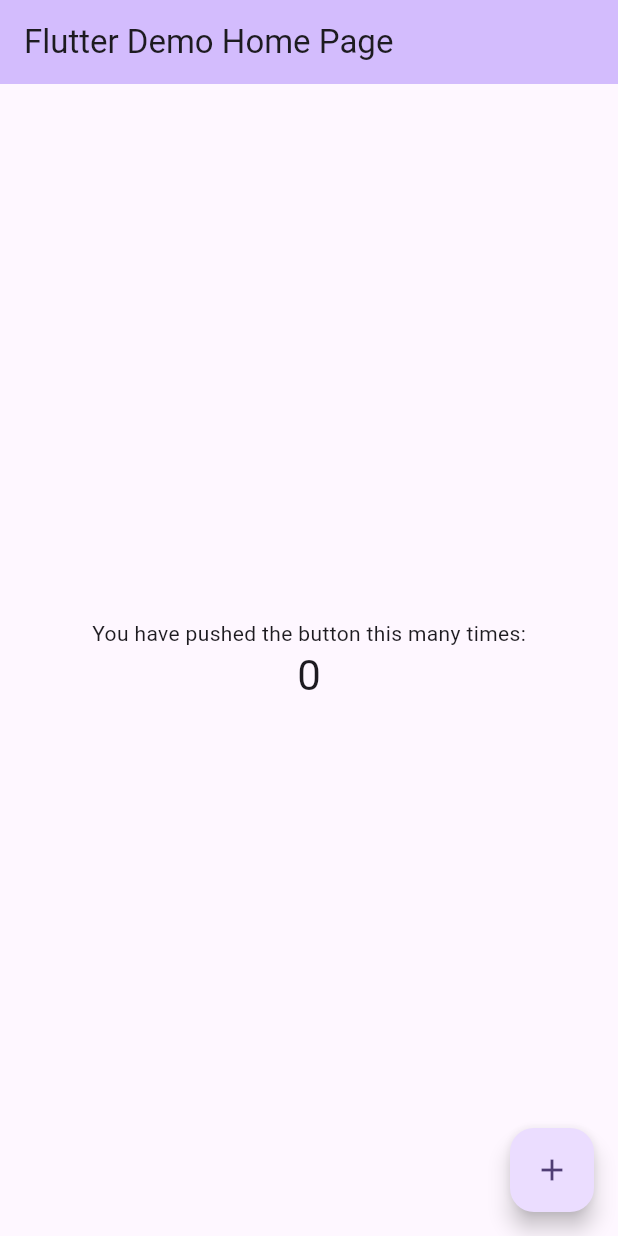
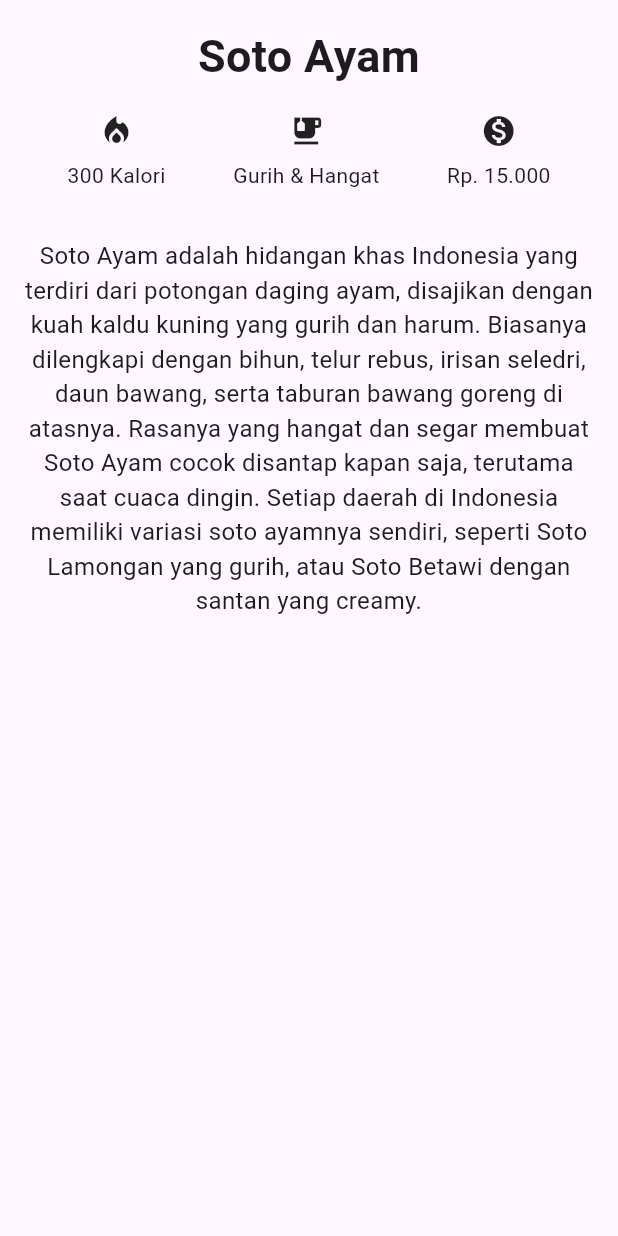
Before and after one commit to ahmadzainulmufid/food_apps, a Flutter app: the screen it shows after launch, on a phone screen of 412 x 824 dp. Run offline on Flutter 3.47's test engine with Material 3 defaults, Android fonts, the phone set to English and light mode, and no system bars.

Commit message:
add code screen detail and update main

```diff
--- /dev/null
+++ b/lib/DetailScreen.dart
@@ -0,0 +1,63 @@
+import 'package:flutter/material.dart';
+
+class DetailScreen extends StatelessWidget {
+  const DetailScreen({Key? key}) : super(key: key);
+
+  @override
+  Widget build(BuildContext context) {
+    return Scaffold(
+      body: SafeArea(
+        child: Column(
+          crossAxisAlignment: CrossAxisAlignment.stretch,
+          children: <Widget>[
+            Container(
+              margin: const EdgeInsets.only(top: 16.0),
+              child: const Text(
+                'Soto Ayam',
+                textAlign: TextAlign.center,
+                style: TextStyle(fontSize: 30.0, fontWeight: FontWeight.bold),
+              ),
+            ),
+            Container(
+              margin: EdgeInsets.symmetric(vertical: 16.0),
+              child: Row(
+                mainAxisAlignment: MainAxisAlignment.spaceEvenly,
+                children: <Widget>[
+                  Column(
+                    children: const <Widget>[
+                      Icon(Icons.local_fire_department),
+                      SizedBox(height: 8.0),
+                      Text('300 Kalori'),
+                    ],
+                  ),
+                  Column(
+                    children: const <Widget>[
+                      Icon(Icons.emoji_food_beverage),
+                      SizedBox(height: 8.0),
+                      Text('Gurih & Hangat'),
+                    ],
+                  ),
+                  Column(
+                    children: const <Widget>[
+                      Icon(Icons.monetization_on),
+                      SizedBox(height: 8.0),
+                      Text('Rp. 15.000'),
+                    ],
+                  ),
+                ],
+              ),
+            ),
+            Container(
+              padding: const EdgeInsets.all(16.0),
+              child: const Text(
+                'Soto Ayam adalah hidangan khas Indonesia yang terdiri dari potongan daging ayam, disajikan dengan kuah kaldu kuning yang gurih dan harum. Biasanya dilengkapi dengan bihun, telur rebus, irisan seledri, daun bawang, serta taburan bawang goreng di atasnya. Rasanya yang hangat dan segar membuat Soto Ayam cocok disantap kapan saja, terutama saat cuaca dingin. Setiap daerah di Indonesia memiliki variasi soto ayamnya sendiri, seperti Soto Lamongan yang gurih, atau Soto Betawi dengan santan yang creamy.',
+                textAlign: TextAlign.center,
+                style: TextStyle(fontSize: 16.0),
+              ),
+            ),
+          ],
+        ),
+      ),
+    );
+  }
+}
--- a/lib/main.dart
+++ b/lib/main.dart
@@ -1,122 +1,17 @@
 import 'package:flutter/material.dart';
+import 'package:food_apps/DetailScreen.dart';
 
-void main() {
-  runApp(const MyApp());
-}
+void main() => runApp(const MyApp());
 
 class MyApp extends StatelessWidget {
-  const MyApp({super.key});
+  const MyApp({Key? key}) : super(key: key);
 
-  // This widget is the root of your application.
   @override
   Widget build(BuildContext context) {
     return MaterialApp(
-      title: 'Flutter Demo',
-      theme: ThemeData(
-        // This is the theme of your application.
-        //
-        // TRY THIS: Try running your application with "flutter run". You'll see
-        // the application has a purple toolbar. Then, without quitting the app,
-        // try changing the seedColor in the colorScheme below to Colors.green
-        // and then invoke "hot reload" (save your changes or press the "hot
-        // reload" button in a Flutter-supported IDE, or press "r" if you used
-        // the command line to start the app).
-        //
-        // Notice that the counter didn't reset back to zero; the application
-        // state is not lost during the reload. To reset the state, use hot
-        // restart instead.
-        //
-        // This works for code too, not just values: Most code changes can be
-        // tested with just a hot reload.
-        colorScheme: ColorScheme.fromSeed(seedColor: Colors.deepPurple),
-      ),
-      home: const MyHomePage(title: 'Flutter Demo Home Page'),
+      title: 'Food Apps',
+      theme: ThemeData(),
+      home: const DetailScreen(),
     );
   }
 }
-
-class MyHomePage extends StatefulWidget {
-  const MyHomePage({super.key, required this.title});
-
-  // This widget is the home page of your application. It is stateful, meaning
-  // that it has a State object (defined below) that contains fields that affect
-  // how it looks.
-
-  // This class is the configuration for the state. It holds the values (in this
-  // case the title) provided by the parent (in this case the App widget) and
-  // used by the build method of the State. Fields in a Widget subclass are
-  // always marked "final".
-
-  final String title;
-
-  @override
-  State<MyHomePage> createState() => _MyHomePageState();
-}
-
-class _MyHomePageState extends State<MyHomePage> {
-  int _counter = 0;
-
-  void _incrementCounter() {
-    setState(() {
-      // This call to setState tells the Flutter framework that something has
-      // changed in this State, which causes it to rerun the build method below
-      // so that the display can reflect the updated values. If we changed
-      // _counter without calling setState(), then the build method would not be
-      // called again, and so nothing would appear to happen.
-      _counter++;
-    });
-  }
-
-  @override
-  Widget build(BuildContext context) {
-    // This method is rerun every time setState is called, for instance as done
-    // by the _incrementCounter method above.
-    //
-    // The Flutter framework has been optimized to make rerunning build methods
-    // fast, so that you can just rebuild anything that needs updating rather
-    // than having to individually change instances of widgets.
-    return Scaffold(
-      appBar: AppBar(
-        // TRY THIS: Try changing the color here to a specific color (to
-        // Colors.amber, perhaps?) and trigger a hot reload to see the AppBar
-        // change color while the other colors stay the same.
-        backgroundColor: Theme.of(context).colorScheme.inversePrimary,
-        // Here we take the value from the MyHomePage object that was created by
-        // the App.build method, and use it to set our appbar title.
-        title: Text(widget.title),
-      ),
-      body: Center(
-        // Center is a layout widget. It takes a single child and positions it
-        // in the middle of the parent.
-        child: Column(
-          // Column is also a layout widget. It takes a list of children and
-          // arranges them vertically. By default, it sizes itself to fit its
-          // children horizontally, and tries to be as tall as its parent.
-          //
-          // Column has various properties to control how it sizes itself and
-          // how it positions its children. Here we use mainAxisAlignment to
-          // center the children vertically; the main axis here is the vertical
-          // axis because Columns are vertical (the cross axis would be
-          // horizontal).
-          //
-          // TRY THIS: Invoke "debug painting" (choose the "Toggle Debug Paint"
-          // action in the IDE, or press "p" in the console), to see the
-          // wireframe for each widget.
-          mainAxisAlignment: MainAxisAlignment.center,
-          children: <Widget>[
-            const Text('You have pushed the button this many times:'),
-            Text(
-              '$_counter',
-              style: Theme.of(context).textTheme.headlineMedium,
-            ),
-          ],
-        ),
-      ),
-      floatingActionButton: FloatingActionButton(
-        onPressed: _incrementCounter,
-        tooltip: 'Increment',
-        child: const Icon(Icons.add),
-      ), // This trailing comma makes auto-formatting nicer for build methods.
-    );
-  }
-}
```
